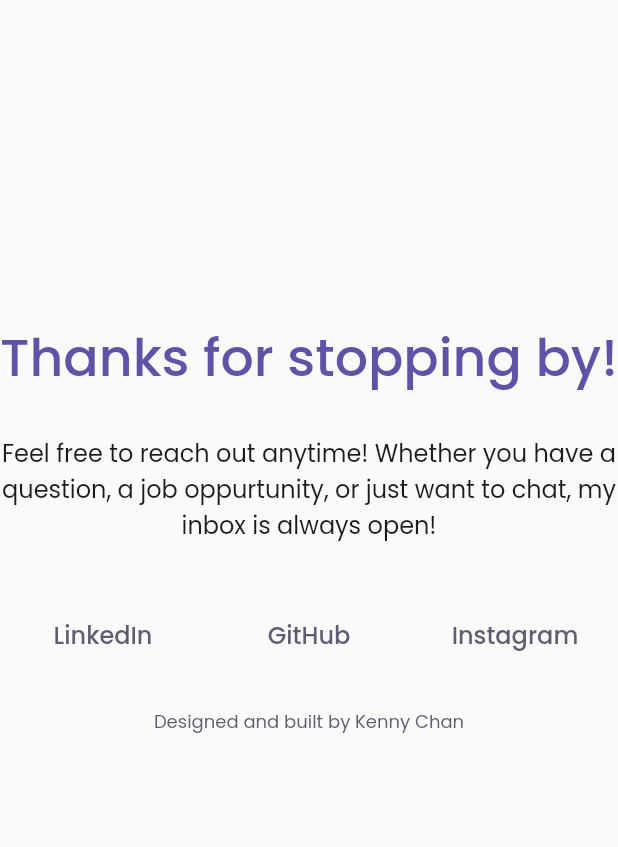
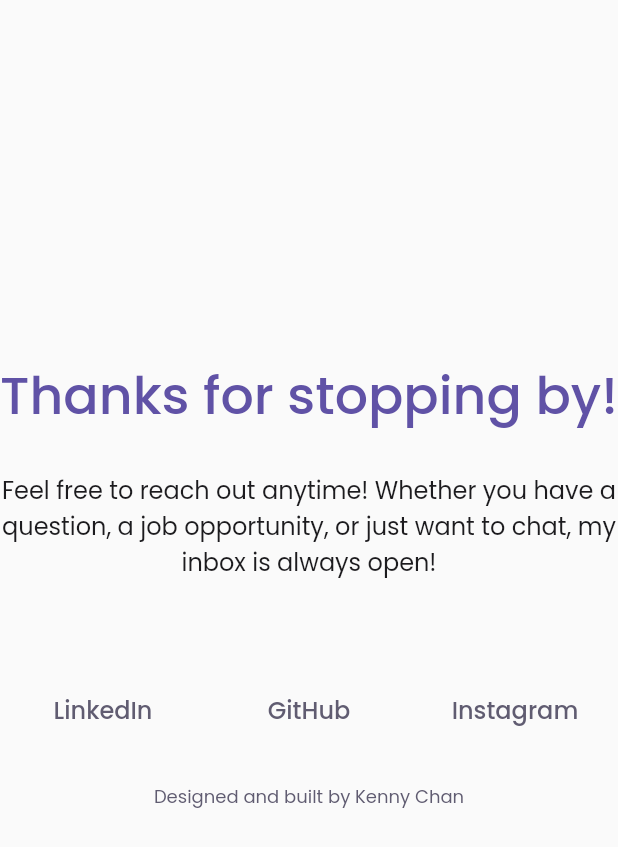
Before and after one commit to kennychh/flutter_portfolio, a Flutter app: the Contact widget shown alone on an empty page, opened directly, on a phone screen of 412 x 824 dp. Shown: the top 847 px of the screen. Run offline on Flutter 3.47's test engine with Material 2 defaults, Android fonts, the phone set to English and light mode, and no system bars; our stand-ins replace firebase_core, get_storage, google_fonts, hive, scrollable_positioned_list; missing offline and left inert: adaptive_components, dart:html, universal_html; accounts and stored records are empty; statements that could not run were skipped.

Commit message:
text typo

```diff
--- a/lib/components/sections/contact.dart
+++ b/lib/components/sections/contact.dart
@@ -11,7 +11,7 @@ class Contact extends StatelessWidget {
     ColorScheme scheme = Theme.of(context).colorScheme;
     return LayoutBuilder(builder: (context, constraints) {
       return Container(
-          constraints: const BoxConstraints(maxHeight: 600),
+          constraints: const BoxConstraints(maxHeight: 650),
           child: Column(
             mainAxisAlignment: MainAxisAlignment.center,
             crossAxisAlignment: CrossAxisAlignment.center,
--- a/lib/globals.dart
+++ b/lib/globals.dart
@@ -63,14 +63,14 @@ var appBarOffsetContainer = Container(
 const aboutDescription1 =
     'Hey there! My name is Kenny. I enjoy building and designing things, and bringing my ideas to life on digital devices. My interest in software development started back in highschool when I took my first Computer Science class. With an enjoyement in both technology and art, coding became the best of both worlds for expressing my creativity.';
 const aboutDescription2 =
-    'Currently I am in my final year at University of Toronto, majoring in both Cognitive Science and Psychology with a minor in Computer Science. Through their Co-op program, I\'ve had the amazing oppurtunity of working at HelloFresh for 16 months, where I was able to expand my experiences and interests in designing elegant code and user experience for people to use around the world.';
+    'Currently I am in my final year at University of Toronto, majoring in both Cognitive Science and Psychology with a minor in Computer Science. Through their Co-op program, I\'ve had the amazing opportunity of working at HelloFresh for 16 months, where I was able to expand my experiences and interests in designing elegant code and user experience for people to use around the world.';
 const aboutTechToolsDescription =
     'Throughout my journey as a Software Developer, I have acquired various skills that helped me build a multitude of digital experiences, using different programming languages, tools, etc. I am experienced in building mobile apps with React Native, and I am expanding my knowledge with Flutter to create apps for mobile and the web. Here are other notable technical skills that I am also proficient with:';
 const homeDescription =
     'I\'m currently majoring in Cognitive Science and minoring in Computer Science at University of Toronto. I specialize in implementing elegant and user-friendly digital experiences.';
 
 const contactDescription =
-    'Feel free to reach out anytime! Whether you have a question, a job oppurtunity, or just want to chat, my inbox is always open!';
+    'Feel free to reach out anytime! Whether you have a question, a job opportunity, or just want to chat, my inbox is always open!';
 
 const workExperienceItems = [
   ParallaxItem(
```
